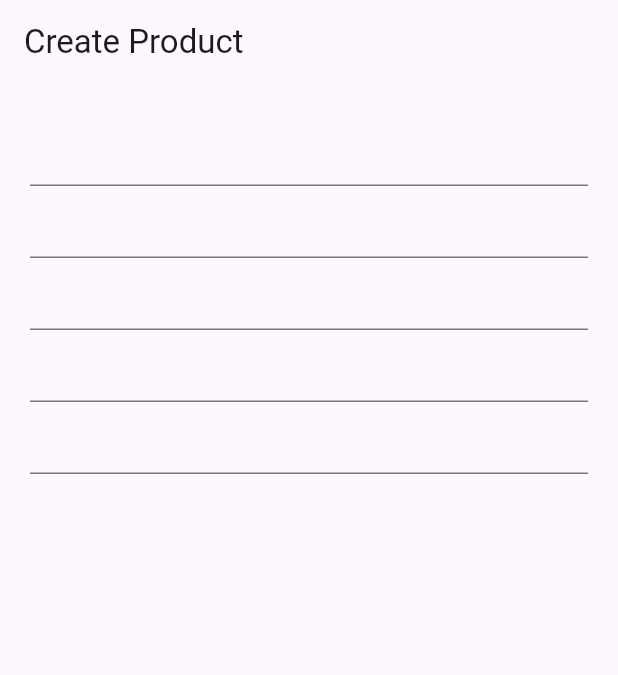
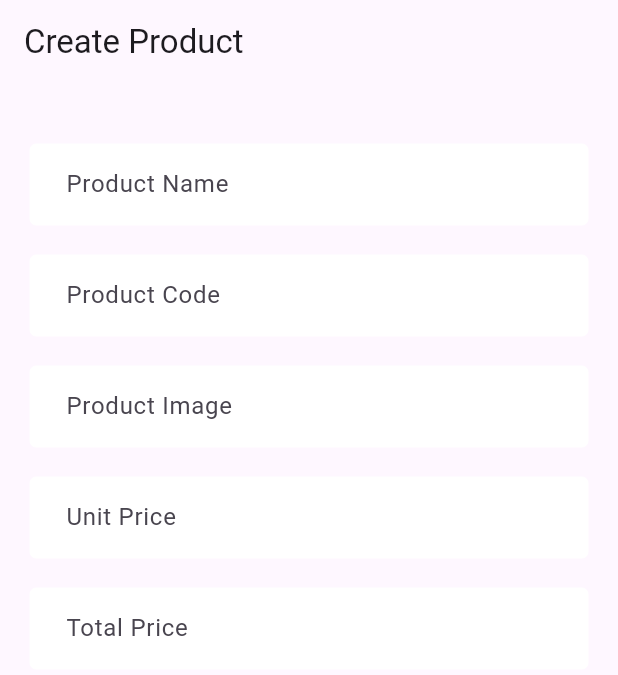
Before and after one commit to Nizarul-Islam-Prince/curdproject, a Flutter app: the screen it shows after launch, on a phone screen of 412 x 824 dp. Shown: the top 675 px of the screen. Run offline on Flutter 3.47's test engine with Material 3 defaults, Android fonts, the phone set to English and light mode, and no system bars.

Commit message:
Product Create from and svg package add

```diff
--- a/lib/Screen/ProductCreteScreen.dart
+++ b/lib/Screen/ProductCreteScreen.dart
@@ -1,3 +1,4 @@
+import 'package:curd_project/Style/style.dart';
 import 'package:flutter/material.dart';
 
 class ProductCreateScreen extends StatefulWidget {
@@ -18,11 +19,31 @@ class _ProductCreateScreen extends State<ProductCreateScreen> {
             child: (SingleChildScrollView(
               padding: EdgeInsets.all(20),
               child: Column(children: [
-                TextFormField(onChanged: (value) {}),
-                TextFormField(onChanged: (value) {}),
-                TextFormField(onChanged: (value) {}),
-                TextFormField(onChanged: (value) {}),
-                TextFormField(onChanged: (value) {})
+                SizedBox(height: 20),
+                TextFormField(
+                  onChanged: (value) {},
+                  decoration: AppInputDecoration('Product Name'),
+                ),
+                SizedBox(height: 20),
+                TextFormField(
+                  onChanged: (value) {},
+                  decoration: AppInputDecoration('Product Code'),
+                ),
+                SizedBox(height: 20),
+                TextFormField(
+                  onChanged: (value) {},
+                  decoration: AppInputDecoration('Product Image'),
+                ),
+                SizedBox(height: 20),
+                TextFormField(
+                  onChanged: (value) {},
+                  decoration: AppInputDecoration('Unit Price'),
+                ),
+                SizedBox(height: 20),
+                TextFormField(
+                  onChanged: (value) {},
+                  decoration: AppInputDecoration('Total Price'),
+                )
               ]),
             )),
           )
--- /dev/null
+++ b/lib/Style/style.dart
@@ -0,0 +1,19 @@
+import 'package:flutter/material.dart';
+
+const ColorRed = Color.fromRGBO(231, 28, 36, 1);
+const ColorGreen = Color.fromRGBO(33, 191, 115, 1);
+const ColorWhite = Color.fromRGBO(255, 255, 255, 1);
+const ColorDarkBlue = Color.fromRGBO(44, 62, 80, 1);
+
+InputDecoration AppInputDecoration(label) {
+  return InputDecoration(
+      focusedBorder: const OutlineInputBorder(
+          borderSide: BorderSide(color: ColorGreen, width: 1)),
+      fillColor: ColorWhite,
+      filled: true,
+      contentPadding: EdgeInsets.fromLTRB(20, 10, 10, 20),
+      enabledBorder: const OutlineInputBorder(
+          borderSide: const BorderSide(color: ColorWhite, width: 0)),
+      border: OutlineInputBorder(),
+      labelText: label);
+}
--- a/pubspec.yaml
+++ b/pubspec.yaml
@@ -36,6 +36,7 @@ dependencies:
   # Use with the CupertinoIcons class for iOS style icons.
   cupertino_icons: ^1.0.2
   http: ^1.1.0
+  flutter_svg: ^2.0.9
 
 dev_dependencies:
   flutter_test:
```
Also changed, not shown: pubspec.lock.
